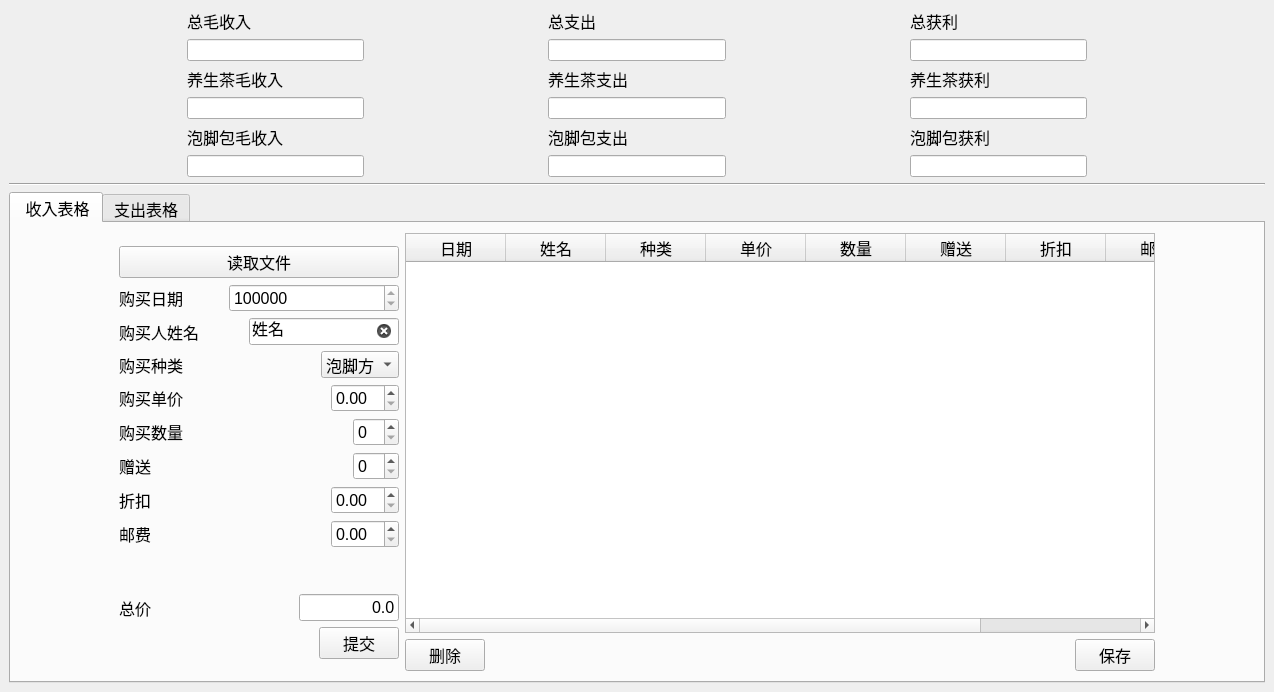
Before: the Qt Designer form hfx.ui in DongzhenHuangfu/My-Manage-App, drawn with Qt 5.
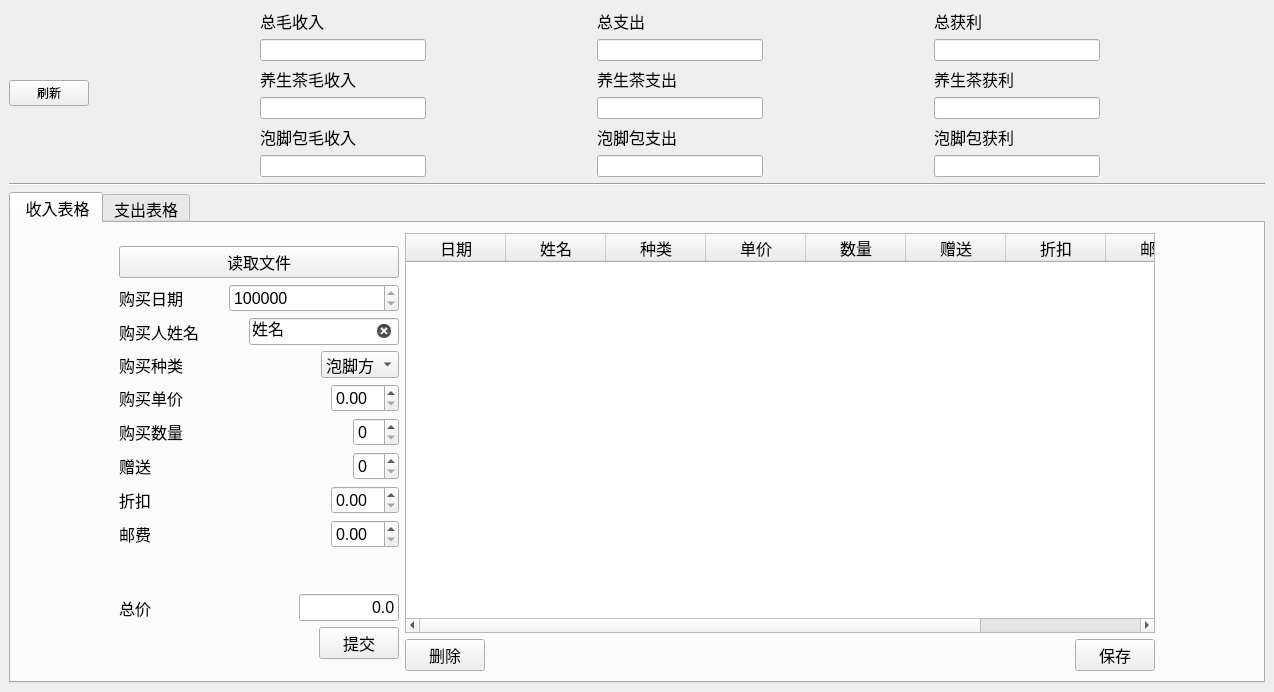
After: the same form once the commit is applied.

```diff
--- a/hfx.ui
+++ b/hfx.ui
@@ -7,7 +7,7 @@
     <x>0</x>
     <y>0</y>
     <width>1274</width>
-    <height>600</height>
+    <height>679</height>
    </rect>
   </property>
   <property name="windowTitle">
@@ -17,6 +17,13 @@
    <layout class="QVBoxLayout" name="verticalLayout_4">
     <item>
      <layout class="QHBoxLayout" name="horizontalLayout">
+      <item>
+       <widget class="QPushButton" name="PushButtonUpdate">
+        <property name="text">
+         <string>刷新</string>
+        </property>
+       </widget>
+      </item>
       <item>
        <spacer name="horizontalSpacer_17">
         <property name="orientation">
```
